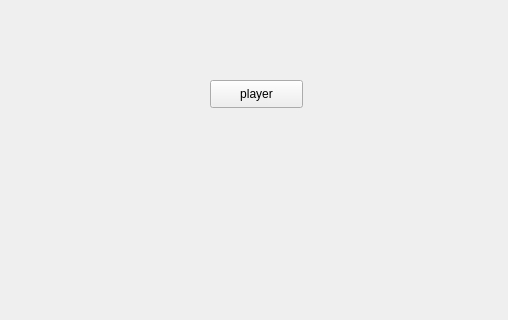
First picture: the form in ui/mainwindow.ui, repository NonNonBiyori/QT, before the edit; both pictures show x 0 to 508 and y 0 to 320 of the 895 by 649 pixel window.
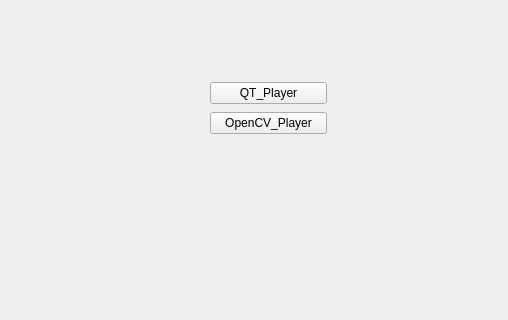
Second picture: the form after the edit.

```diff
--- a/ui/mainwindow.ui
+++ b/ui/mainwindow.ui
@@ -14,18 +14,31 @@
    <string>MainWindow</string>
   </property>
   <widget class="QWidget" name="centralwidget">
-   <widget class="QPushButton" name="pb_vedio">
+   <widget class="QWidget" name="">
     <property name="geometry">
      <rect>
       <x>210</x>
       <y>80</y>
-      <width>93</width>
-      <height>28</height>
+      <width>117</width>
+      <height>58</height>
      </rect>
     </property>
-    <property name="text">
-     <string>player</string>
-    </property>
+    <layout class="QVBoxLayout" name="verticalLayout">
+     <item>
+      <widget class="QPushButton" name="pb_vedio">
+       <property name="text">
+        <string>QT_Player</string>
+       </property>
+      </widget>
+     </item>
+     <item>
+      <widget class="QPushButton" name="pb_openCV">
+       <property name="text">
+        <string>OpenCV_Player</string>
+       </property>
+      </widget>
+     </item>
+    </layout>
    </widget>
   </widget>
   <widget class="QMenuBar" name="menubar">
```
Left out of the diff: 2 changed lines with no effect on the pictures.
